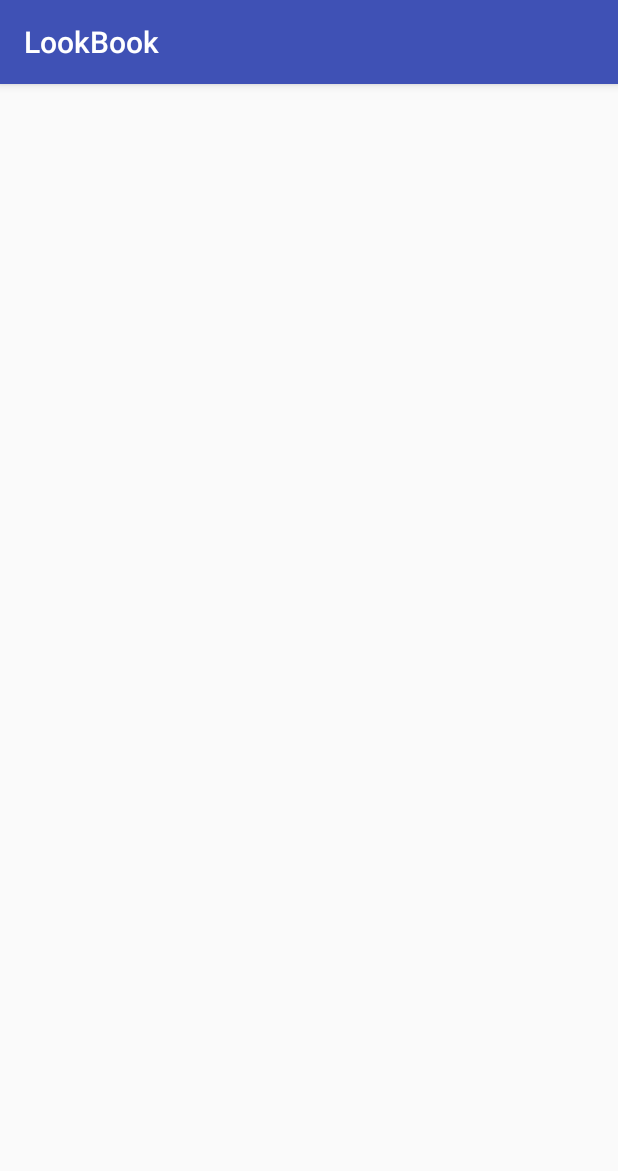
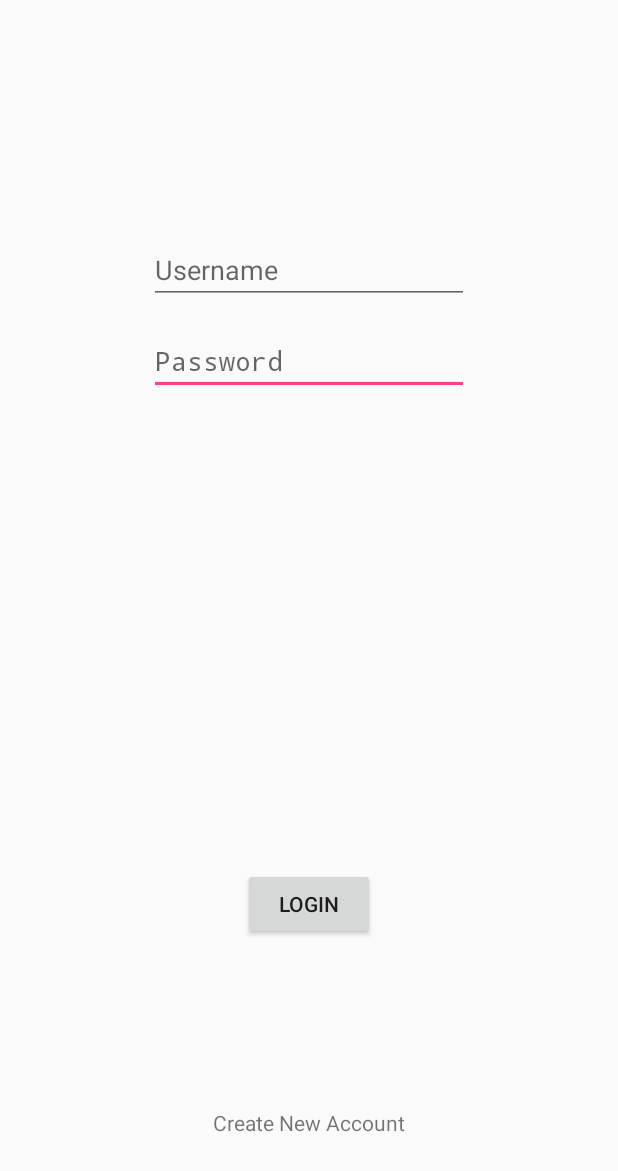
Before and after one commit to EdwardVillasenor1992/CST-438_final, an Android app: the SearchBookActivity screen opened directly, with no data from a screen before it, on a phone screen of 412 x 824 dp. Shown: the top 1171 px of the screen. Run offline under Robolectric (Android 15) with nearby library versions, the light colour scheme and no system bars.

Commit message:
Added user input for login username and login password.

```diff
--- a/app/src/main/java/cst438/lookbook/SearchBookActivity.java
+++ b/app/src/main/java/cst438/lookbook/SearchBookActivity.java
@@ -1,13 +1,81 @@
 package cst438.lookbook;
 
-import android.support.v7.app.AppCompatActivity;
+//import android.support.v7.app.AppCompatActivity;
+import android.app.Activity;
+import android.content.Intent;
 import android.os.Bundle;
+import android.view.View;
+import android.widget.Button;
+import android.widget.EditText;
+import android.widget.TextView;
+import android.widget.Toast;
 
-public class SearchBookActivity extends AppCompatActivity {
+public class SearchBookActivity extends Activity implements View.OnClickListener {
+
+    private String name;
+    private EditText usernameInput;
+
+    private String password;
+    private EditText passwordInput;
+
+    private Button submitLoginButton;
+
+    private TextView newAccount;
 
     @Override
     protected void onCreate(Bundle savedInstanceState) {
         super.onCreate(savedInstanceState);
         setContentView(R.layout.activity_search_book);
+
+        usernameInput = (EditText) findViewById(R.id.username_input);
+        passwordInput = (EditText) findViewById(R.id.password_input);
+
+        submitLoginButton = (Button) findViewById(R.id.submit_login);
+        submitLoginButton.setOnClickListener(this);
+
+        newAccount = (TextView) findViewById(R.id.new_account);
+        newAccount.setOnClickListener(this);
+    }
+
+    @Override
+    public void onClick(View v) {
+
+        switch (v.getId())
+        {
+            case R.id.submit_login:
+                name = usernameInput.getText().toString();
+                password = passwordInput.getText().toString();
+
+                if(name.equals("") || password.equals(""))
+                {
+                    Toast.makeText(this, "Please enter username and password", Toast.LENGTH_SHORT).show();
+                }
+                else
+                {
+                    Toast.makeText(this, "Login under development", Toast.LENGTH_SHORT).show();
+                    Toast.makeText(this, "Username: " + name + " Password: " + password, Toast.LENGTH_SHORT).show();
+
+
+                    //_____________________________________________________________________________________
+                    //passing values to next activity
+                    //use:
+                    // String name = getIntent().getStringExtra("username");
+                    // String password = getIntent().getStringExtra("userPassword");
+                    Intent intent = new Intent(getBaseContext(), SearchBookActivity.class);
+                    intent.putExtra("username", name);
+                    intent.putExtra("userPassword", password);
+                    startActivity(intent);
+                    //-----------------------------------------------------------------------------------
+                }
+
+                break;
+
+            case R.id.new_account:
+                Toast.makeText(this, "New User under development", Toast.LENGTH_SHORT).show();
+
+                break;
+        }
+
+
     }
 }
--- a/app/src/main/res/layout/activity_search_book.xml
+++ b/app/src/main/res/layout/activity_search_book.xml
@@ -10,4 +10,45 @@
     android:paddingTop="@dimen/activity_vertical_margin"
     tools:context="cst438.lookbook.SearchBookActivity">
 
+    <EditText
+        android:id="@+id/password_input"
+        android:layout_width="wrap_content"
+        android:layout_height="wrap_content"
+        android:layout_alignParentTop="true"
+        android:layout_centerHorizontal="true"
+        android:layout_marginTop="202dp"
+        android:ems="10"
+        android:hint="Password"
+        android:inputType="textPassword" />
+
+    <EditText
+        android:id="@+id/username_input"
+        android:layout_width="wrap_content"
+        android:layout_height="wrap_content"
+        android:layout_alignParentTop="true"
+        android:layout_centerHorizontal="true"
+        android:layout_marginTop="141dp"
+        android:ems="10"
+        android:hint="Username"
+        android:inputType="textPersonName" />
+
+    <TextView
+        android:id="@+id/new_account"
+        android:layout_width="wrap_content"
+        android:layout_height="wrap_content"
+        android:layout_alignParentBottom="true"
+        android:layout_centerHorizontal="true"
+        android:layout_marginBottom="50dp"
+        android:text="Create New Account"
+        android:onClick="onClick"
+        android:clickable="true"/>
+
+    <Button
+        android:id="@+id/submit_login"
+        android:layout_width="wrap_content"
+        android:layout_height="wrap_content"
+        android:layout_alignParentBottom="true"
+        android:layout_centerHorizontal="true"
+        android:layout_marginBottom="181dp"
+        android:text="Login" />
 </RelativeLayout>
--- a/build.gradle
+++ b/build.gradle
@@ -3,9 +3,10 @@
 buildscript {
     repositories {
         jcenter()
+        google()
     }
     dependencies {
-        classpath 'com.android.tools.build:gradle:2.2.3'
+        classpath 'com.android.tools.build:gradle:3.1.0'
 
         // NOTE: Do not place your application dependencies here; they belong
         // in the individual module build.gradle files
```
Also changed, not shown: gradle/wrapper/gradle-wrapper.properties.
